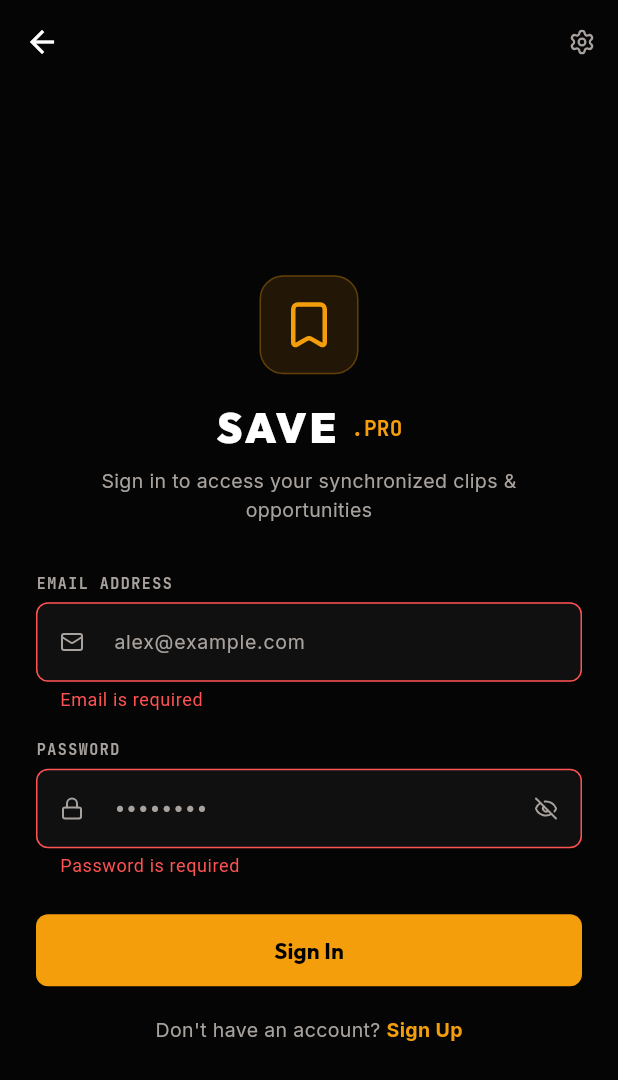
After one commit to tad12e/Save, a Flutter app: the SignInScreen screen opened directly, after a tap on "Sign In", on a phone screen of 412 x 824 dp. The commit adds this screen. Shown: the top 1080 px of the screen. Run offline on Flutter 3.47's test engine with Material 3 defaults, Android fonts, the phone set to English and light mode, and no system bars; our stand-ins replace google_fonts, lucide_icons_flutter, shared_preferences; accounts and stored records are empty; network calls fail.

Commit message:
feat(mobile): implement login & dashboard screens with tests and routing

```diff
--- /dev/null
+++ b/mobile/lib/screens/auth/sign_in_screen.dart
@@ -0,0 +1,313 @@
+import 'package:flutter/material.dart';
+import 'package:google_fonts/google_fonts.dart';
+import 'package:lucide_icons_flutter/lucide_icons.dart';
+import 'package:provider/provider.dart';
+
+import '../../core/theme.dart';
+import '../../providers/auth_provider.dart';
+import '../settings/server_settings_modal.dart';
+import 'otp_verification_screen.dart';
+import 'sign_up_screen.dart';
+
+class SignInScreen extends StatefulWidget {
+  const SignInScreen({super.key});
+
+  @override
+  State<SignInScreen> createState() => _SignInScreenState();
+}
+
+class _SignInScreenState extends State<SignInScreen> {
+  final _formKey = GlobalKey<FormState>();
+  final _emailController = TextEditingController();
+  final _passwordController = TextEditingController();
+  bool _obscurePassword = true;
+
+  @override
+  void dispose() {
+    _emailController.dispose();
+    _passwordController.dispose();
+    super.dispose();
+  }
+
+  Future<void> _handleSignIn() async {
+    if (!_formKey.currentState!.validate()) return;
+
+    FocusScope.of(context).unfocus();
+    final auth = Provider.of<AuthProvider>(context, listen: false);
+
+    final success = await auth.signIn(
+      _emailController.text.trim(),
+      _passwordController.text,
+    );
+
+    if (!mounted) return;
+
+    if (!success && auth.status == AuthStatus.pendingVerification) {
+      Navigator.push(
+        context,
+        MaterialPageRoute(
+          builder: (_) => OtpVerificationScreen(email: _emailController.text.trim()),
+        ),
+      );
+    }
+  }
+
+  @override
+  Widget build(BuildContext context) {
+    final auth = Provider.of<AuthProvider>(context);
+
+    return Scaffold(
+      backgroundColor: AppTheme.background,
+      appBar: AppBar(
+        backgroundColor: Colors.transparent,
+        elevation: 0,
+        actions: [
+          IconButton(
+            icon: const Icon(LucideIcons.settings, size: 18, color: AppTheme.textMuted),
+            tooltip: 'Server Settings',
+            onPressed: () => ServerSettingsModal.show(context),
+          ),
+        ],
+      ),
+      body: SafeArea(
+        child: Center(
+          child: SingleChildScrollView(
+            padding: const EdgeInsets.symmetric(horizontal: 24, vertical: 16),
+            child: Form(
+              key: _formKey,
+              child: Column(
+                mainAxisAlignment: MainAxisAlignment.center,
+                crossAxisAlignment: CrossAxisAlignment.stretch,
+                children: [
+                  // Brand Header
+                  Center(
+                    child: Container(
+                      padding: const EdgeInsets.all(14),
+                      decoration: BoxDecoration(
+                        color: AppTheme.primaryAmber.withValues(alpha: 0.12),
+                        borderRadius: BorderRadius.circular(16),
+                        border: Border.all(color: AppTheme.borderAmber),
+                      ),
+                      child: const Icon(LucideIcons.bookmark, size: 36, color: AppTheme.primaryAmber),
+                    ),
+                  ),
+                  const SizedBox(height: 16),
+                  Row(
+                    mainAxisAlignment: MainAxisAlignment.center,
+                    children: [
+                      Text(
+                        'SAVE',
+                        style: GoogleFonts.outfit(
+                          fontSize: 28,
+                          fontWeight: FontWeight.w900,
+                          letterSpacing: 2,
+                          color: AppTheme.textWhite,
+                        ),
+                      ),
+                      Text(
+                        ' .PRO',
+                        style: GoogleFonts.jetBrainsMono(
+                          fontSize: 14,
+                          fontWeight: FontWeight.bold,
+                          color: AppTheme.primaryAmber,
+                        ),
+                      ),
+                    ],
+                  ),
+                  const SizedBox(height: 6),
+                  Text(
+                    'Sign in to access your synchronized clips & opportunities',
+                    textAlign: TextAlign.center,
+                    style: GoogleFonts.inter(
+                      fontSize: 13,
+                      color: AppTheme.textMuted,
+                    ),
+                  ),
+                  const SizedBox(height: 32),
+
+                  // Error Banner
+                  if (auth.errorMessage != null) ...[
+                    Container(
+                      padding: const EdgeInsets.all(12),
+                      decoration: BoxDecoration(
+                        color: Colors.redAccent.withValues(alpha: 0.12),
+                        borderRadius: BorderRadius.circular(8),
+                        border: Border.all(color: Colors.redAccent.withValues(alpha: 0.4)),
+                      ),
+                      child: Row(
+                        children: [
+                          const Icon(LucideIcons.alertCircle, size: 16, color: Colors.redAccent),
+                          const SizedBox(width: 8),
+                          Expanded(
+                            child: Text(
+                              auth.errorMessage!,
+                              style: GoogleFonts.inter(fontSize: 12, color: Colors.redAccent),
+                            ),
+                          ),
+                        ],
+                      ),
+                    ),
+                    const SizedBox(height: 16),
+                  ],
+
+                  // Email Field
+                  Text(
+                    'EMAIL ADDRESS',
+                    style: GoogleFonts.jetBrainsMono(
+                      fontSize: 10,
+                      fontWeight: FontWeight.bold,
+                      letterSpacing: 1,
+                      color: AppTheme.textMuted,
+                    ),
+                  ),
+                  const SizedBox(height: 6),
+                  TextFormField(
+                    controller: _emailController,
+                    keyboardType: TextInputType.emailAddress,
+                    style: GoogleFonts.inter(fontSize: 14, color: AppTheme.textWhite),
+                    decoration: InputDecoration(
+                      hintText: 'alex@example.com',
+                      hintStyle: GoogleFonts.inter(fontSize: 13, color: AppTheme.textMuted),
+                      prefixIcon: const Icon(LucideIcons.mail, size: 16, color: AppTheme.textMuted),
+                      filled: true,
+                      fillColor: AppTheme.surfaceCard,
+                      border: OutlineInputBorder(
+                        borderRadius: BorderRadius.circular(8),
+                        borderSide: const BorderSide(color: AppTheme.borderSubtle),
+                      ),
+                      enabledBorder: OutlineInputBorder(
+                        borderRadius: BorderRadius.circular(8),
+                        borderSide: const BorderSide(color: AppTheme.borderSubtle),
+                      ),
+                      focusedBorder: OutlineInputBorder(
+                        borderRadius: BorderRadius.circular(8),
+                        borderSide: const BorderSide(color: AppTheme.primaryAmber),
+                      ),
+                    ),
+                    validator: (val) {
+                      if (val == null || val.trim().isEmpty) {
+                        return 'Email is required';
+                      }
+                      if (!val.contains('@') || !val.contains('.')) {
+                        return 'Enter a valid email address';
+                      }
+                      return null;
+                    },
+                  ),
+                  const SizedBox(height: 18),
+
+                  // Password Field
+                  Text(
+                    'PASSWORD',
+                    style: GoogleFonts.jetBrainsMono(
+                      fontSize: 10,
+                      fontWeight: FontWeight.bold,
+                      letterSpacing: 1,
+                      color: AppTheme.textMuted,
+                    ),
+                  ),
+                  const SizedBox(height: 6),
+                  TextFormField(
+                    controller: _passwordController,
+                    obscureText: _obscurePassword,
+                    style: GoogleFonts.inter(fontSize: 14, color: AppTheme.textWhite),
+                    decoration: InputDecoration(
+                      hintText: '••••••••',
+                      hintStyle: GoogleFonts.inter(fontSize: 13, color: AppTheme.textMuted),
+                      prefixIcon: const Icon(LucideIcons.lock, size: 16, color: AppTheme.textMuted),
+                      suffixIcon: IconButton(
+                        icon: Icon(
+                          _obscurePassword ? LucideIcons.eyeOff : LucideIcons.eye,
+                          size: 16,
+                          color: AppTheme.textMuted,
+                        ),
+                        onPressed: () => setState(() => _obscurePassword = !_obscurePassword),
+                      ),
+                      filled: true,
+                      fillColor: AppTheme.surfaceCard,
+                      border: OutlineInputBorder(
+                        borderRadius: BorderRadius.circular(8),
+                        borderSide: const BorderSide(color: AppTheme.borderSubtle),
+                      ),
+                      enabledBorder: OutlineInputBorder(
+                        borderRadius: BorderRadius.circular(8),
+                        borderSide: const BorderSide(color: AppTheme.borderSubtle),
+                      ),
+                      focusedBorder: OutlineInputBorder(
+                        borderRadius: BorderRadius.circular(8),
+                        borderSide: const BorderSide(color: AppTheme.primaryAmber),
+                      ),
+                    ),
+                    validator: (val) {
+                      if (val == null || val.isEmpty) {
+                        return 'Password is required';
+                      }
+                      return null;
+                    },
+                  ),
+                  const SizedBox(height: 24),
+
+                  // Sign In CTA
+                  SizedBox(
+                    height: 48,
+                    child: ElevatedButton(
+                      style: ElevatedButton.styleFrom(
+                        backgroundColor: AppTheme.primaryAmber,
+                        disabledBackgroundColor: AppTheme.primaryAmber.withValues(alpha: 0.5),
+                        shape: RoundedRectangleBorder(borderRadius: BorderRadius.circular(8)),
+                      ),
+                      onPressed: auth.isLoading ? null : _handleSignIn,
+                      child: auth.isLoading
+                          ? const SizedBox(
+                              width: 20,
+                              height: 20,
+                              child: CircularProgressIndicator(strokeWidth: 2, color: Colors.black),
+                            )
+                          : Text(
+                              'Sign In',
+                              style: GoogleFonts.outfit(
+                                fontSize: 15,
+                                fontWeight: FontWeight.bold,
+                                color: Colors.black,
+                              ),
+                            ),
+                    ),
+                  ),
+                  const SizedBox(height: 20),
+
+                  // Sign Up Link
+                  Row(
+                    mainAxisAlignment: MainAxisAlignment.center,
+                    children: [
+                      Text(
+                        'Don\'t have an account? ',
+                        style: GoogleFonts.inter(fontSize: 13, color: AppTheme.textMuted),
+                      ),
+                      GestureDetector(
+                        onTap: () {
+                          auth.clearError();
+                          Navigator.push(
+                            context,
+                            MaterialPageRoute(builder: (_) => const SignUpScreen()),
+                          );
+                        },
+                        child: Text(
+                          'Sign Up',
+                          style: GoogleFonts.inter(
+                            fontSize: 13,
+                            fontWeight: FontWeight.bold,
+                            color: AppTheme.primaryAmber,
+                          ),
+                        ),
+                      ),
+                    ],
+                  ),
+                ],
+              ),
+            ),
+          ),
+        ),
+      ),
+    );
+  }
+}
```
Also changed, not shown: mobile/lib/main.dart (+6 -6 lines), mobile/lib/screens/settings/server_settings_modal.dart (added, +207 -0 lines), 1 other file.
